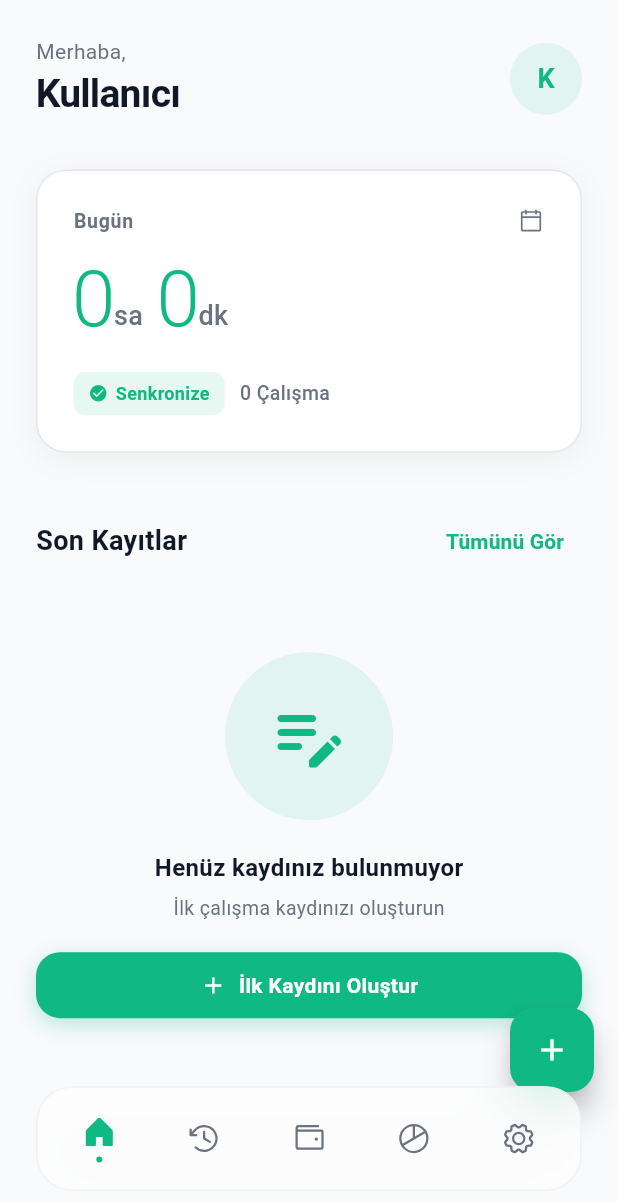
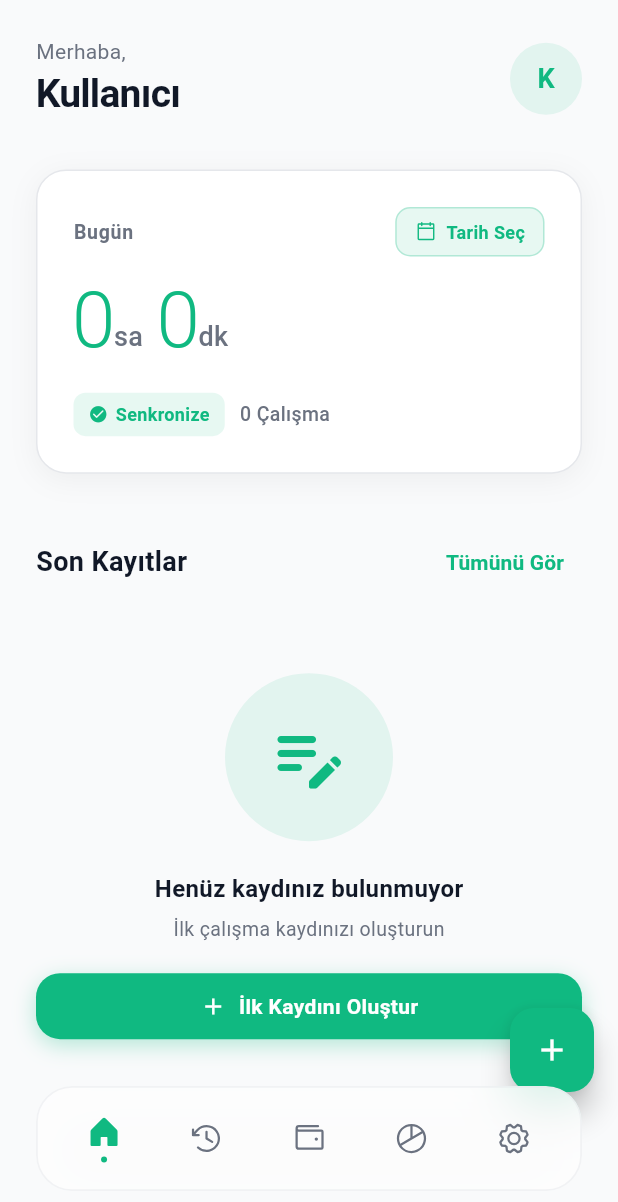
Before and after one commit to Muhammed2101812/worktrack, a Flutter app: the screen it shows after launch, on a phone screen of 412 x 824 dp. Shown: the top 1202 px of the screen. Run offline on Flutter 3.47's test engine with Material 3 defaults, Android fonts, the phone set to English and light mode, and no system bars; drawn by our look-alikes of google_mobile_ads; our stand-ins replace connectivity_plus, file_picker, fl_chart, flutter_dotenv, flutter_inset_shadow, flutter_riverpod and 10 more; missing offline and left inert: excel, file_saver; accounts and stored records are empty; network calls fail.

Commit message:
fix: navbar tap targets unreliable + date picker not discoverable
Navbar:
- Replace InkWell with GestureDetector + HitTestBehavior.opaque so taps
  register reliably through the BackdropFilter layer (previously needed
  several taps)
- Use Expanded children instead of fixed 50px SizedBox so each item has a
  full equal slice of the bar (larger, reliable tap area)
- Add Tooltip with the item label for accessibility

Today summary date picker:
- Replace the bare 18px calendar icon with a labelled pill button
  ('Tarih Seç' / 'Değiştir') on a tinted background so it reads as an
  interactive control

```diff
--- a/lib/screens/home/home_screen.dart
+++ b/lib/screens/home/home_screen.dart
@@ -337,11 +337,11 @@ class HomeShell extends ConsumerWidget {
             ],
           ),
           child: Padding(
-            padding: const EdgeInsets.symmetric(horizontal: 16),
+            padding: const EdgeInsets.symmetric(horizontal: 10),
             child: Row(
-              mainAxisAlignment: MainAxisAlignment.spaceBetween,
               children: [
-                _buildNavItem(
+                Expanded(
+                  child: _buildNavItem(
                     context,
                     index: 0,
                     icon: PhosphorIcons.house(),
@@ -349,7 +349,9 @@ class HomeShell extends ConsumerWidget {
                     isActive: currentIndex == 0,
                     onTap: () => context.go('/home'),
                   ),
-                _buildNavItem(
+                ),
+                Expanded(
+                  child: _buildNavItem(
                     context,
                     index: 1,
                     icon: PhosphorIcons.clockCounterClockwise(),
@@ -357,7 +359,9 @@ class HomeShell extends ConsumerWidget {
                     isActive: currentIndex == 1,
                     onTap: () => context.go('/home/history'),
                   ),
-                _buildNavItem(
+                ),
+                Expanded(
+                  child: _buildNavItem(
                     context,
                     index: 2,
                     icon: PhosphorIcons.wallet(),
@@ -365,7 +369,9 @@ class HomeShell extends ConsumerWidget {
                     isActive: currentIndex == 2,
                     onTap: () => context.go('/home/finance'),
                   ),
-                _buildNavItem(
+                ),
+                Expanded(
+                  child: _buildNavItem(
                     context,
                     index: 3,
                     icon: PhosphorIcons.chartPie(),
@@ -373,13 +379,16 @@ class HomeShell extends ConsumerWidget {
                     isActive: currentIndex == 3,
                     onTap: () => context.go('/home/stats'),
                   ),
-                _buildNavItem(
+                ),
+                Expanded(
+                  child: _buildNavItem(
                     context,
                     index: 4,
                     icon: PhosphorIcons.gear(),
                     activeIcon: PhosphorIcons.gear(PhosphorIconsStyle.fill),
                     isActive: currentIndex == 4,
                     onTap: () => context.go('/home/settings'),
+                  ),
                 ),
               ],
             ),
@@ -398,14 +407,18 @@ class HomeShell extends ConsumerWidget {
     required VoidCallback onTap,
   }) {
     final c = AppColors.of(context);
-    return InkWell(
+    const navLabels = ['Ana Sayfa', 'Geçmiş', 'Finans', 'Raporlar', 'Ayarlar'];
+    return Tooltip(
+      message: navLabels[index],
+      child: GestureDetector(
         onTap: onTap,
-      borderRadius: BorderRadius.circular(16),
-      child: SizedBox(
-        width: 50,
-        height: 50,
+        behavior: HitTestBehavior.opaque,
+        child: Container(
+          height: 52,
+          alignment: Alignment.center,
           child: Column(
             mainAxisAlignment: MainAxisAlignment.center,
+            mainAxisSize: MainAxisSize.min,
             children: [
               Icon(
                 isActive ? activeIcon : icon,
@@ -424,6 +437,7 @@ class HomeShell extends ConsumerWidget {
                 ),
               ],
             ],
+          ),
         ),
       ),
     );
--- a/lib/screens/home/widgets/today_summary_card.dart
+++ b/lib/screens/home/widgets/today_summary_card.dart
@@ -87,10 +87,35 @@ class _TodaySummaryCardState extends ConsumerState<TodaySummaryCard> {
                         setState(() => _selectedDate = picked);
                       }
                     },
-                    child: Icon(
-                      PhosphorIcons.calendarBlank(),
-                      color: isToday ? c.textMuted : c.primary,
-                      size: 18,
+                    behavior: HitTestBehavior.opaque,
+                    child: Container(
+                      padding: const EdgeInsets.symmetric(horizontal: 12, vertical: 7),
+                      decoration: BoxDecoration(
+                        color: c.primary.withValues(alpha: 0.1),
+                        borderRadius: BorderRadius.circular(10),
+                        border: Border.all(
+                          color: c.primary.withValues(alpha: 0.25),
+                        ),
+                      ),
+                      child: Row(
+                        mainAxisSize: MainAxisSize.min,
+                        children: [
+                          Icon(
+                            PhosphorIcons.calendarBlank(),
+                            color: c.primary,
+                            size: 15,
+                          ),
+                          const SizedBox(width: 6),
+                          Text(
+                            isToday ? 'Tarih Seç' : 'Değiştir',
+                            style: TextStyle(
+                              fontSize: 12,
+                              fontWeight: FontWeight.bold,
+                              color: c.primary,
+                            ),
+                          ),
+                        ],
+                      ),
                     ),
                   ),
                 ],
```
Lines whose indentation alone changed are shown as unchanged.
